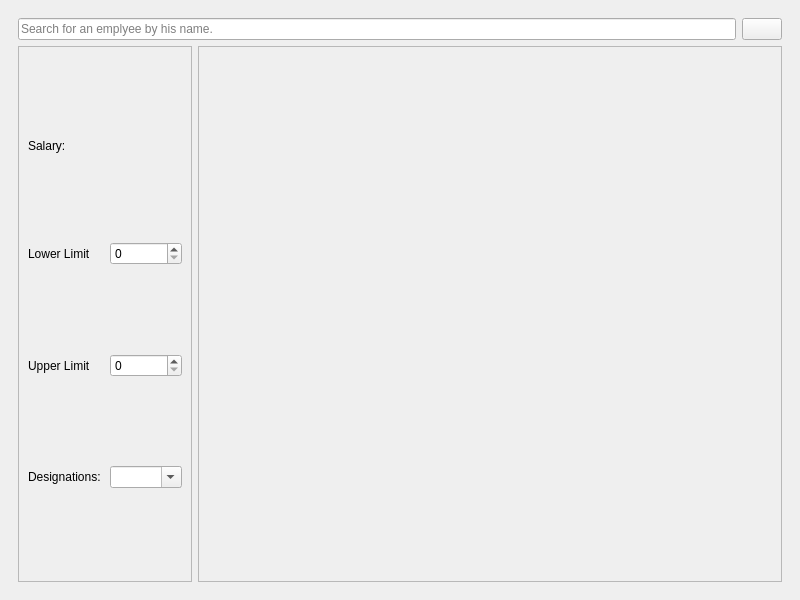
This is UI_Files/Main.ui in ChatreshGudi/Emp_Manage as Qt 5 draws it before an edit. The edited form follows.
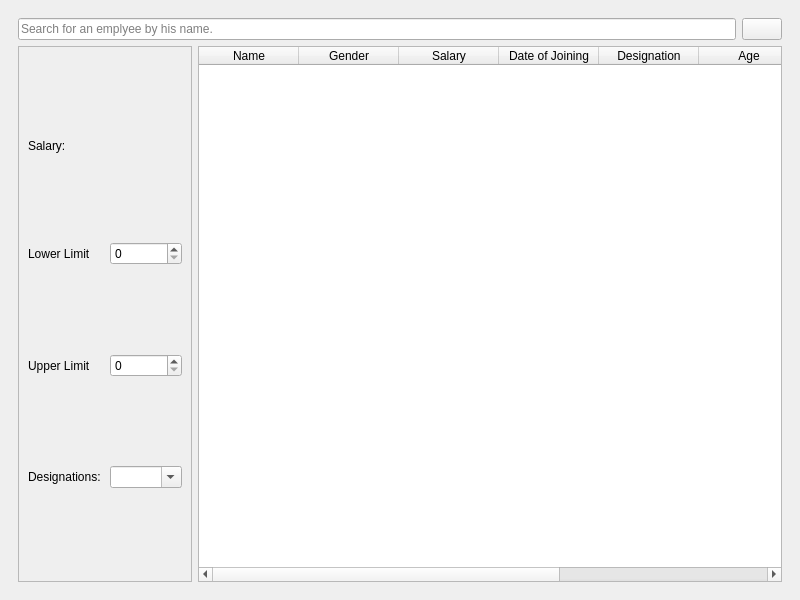
This is the edited form. The open tabs and pages were chosen to show the change. Icons and pictures are not drawn.

Commit message: Admin Main Page commit.

Patch:
```diff
--- a/UI_Files/Main.ui
+++ b/UI_Files/Main.ui
@@ -13,6 +13,9 @@
   <property name="windowTitle">
    <string>Employee Management System</string>
   </property>
+  <property name="documentMode">
+   <bool>false</bool>
+  </property>
   <widget class="QWidget" name="centralwidget">
    <layout class="QGridLayout" name="gridLayout_2">
     <item row="1" column="3">
@@ -172,7 +175,14 @@
       </widget>
       <widget class="QWidget" name="Admin_Main_Page">
        <layout class="QGridLayout" name="gridLayout_4">
-        <item row="0" column="2">
+        <item row="0" column="0" colspan="3">
+         <widget class="QLineEdit" name="search_txt">
+          <property name="placeholderText">
+           <string>Search for an emplyee by his name.</string>
+          </property>
+         </widget>
+        </item>
+        <item row="0" column="3">
          <widget class="QPushButton" name="search_btn">
           <property name="sizePolicy">
            <sizepolicy hsizetype="Fixed" vsizetype="Fixed">
@@ -254,21 +264,51 @@
           </layout>
          </widget>
         </item>
-        <item row="0" column="0" colspan="2">
-         <widget class="QLineEdit" name="search_txt">
-          <property name="placeholderText">
-           <string>Search for an emplyee by his name.</string>
+        <item row="1" column="1" colspan="3">
+         <widget class="QTableWidget" name="Emp_View">
+          <property name="columnCount">
+           <number>8</number>
           </property>
-         </widget>
-        </item>
-        <item row="1" column="1" colspan="2">
-         <widget class="QFrame" name="Main">
-          <property name="frameShape">
-           <enum>QFrame::StyledPanel</enum>
-          </property>
-          <property name="frameShadow">
-           <enum>QFrame::Raised</enum>
-          </property>
+          <column>
+           <property name="text">
+            <string>Name</string>
+           </property>
+          </column>
+          <column>
+           <property name="text">
+            <string>Gender</string>
+           </property>
+          </column>
+          <column>
+           <property name="text">
+            <string>Salary</string>
+           </property>
+          </column>
+          <column>
+           <property name="text">
+            <string>Date of Joining</string>
+           </property>
+          </column>
+          <column>
+           <property name="text">
+            <string>Designation</string>
+           </property>
+          </column>
+          <column>
+           <property name="text">
+            <string>Age</string>
+           </property>
+          </column>
+          <column>
+           <property name="text">
+            <string>Experience</string>
+           </property>
+          </column>
+          <column>
+           <property name="text">
+            <string>Department</string>
+           </property>
+          </column>
          </widget>
         </item>
        </layout>
```
The commit also changes 2 other files.
